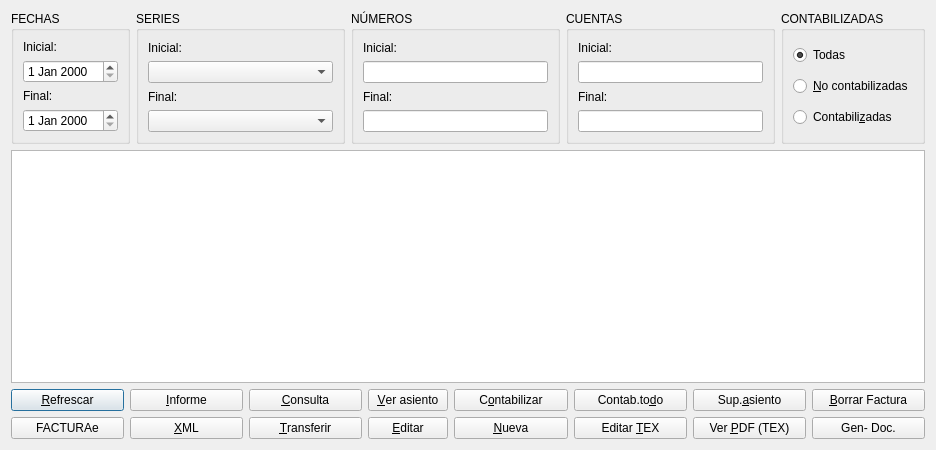
Above: factur/facturas.ui from DIBOSAJM/keme before the change. Below: the same form after it.
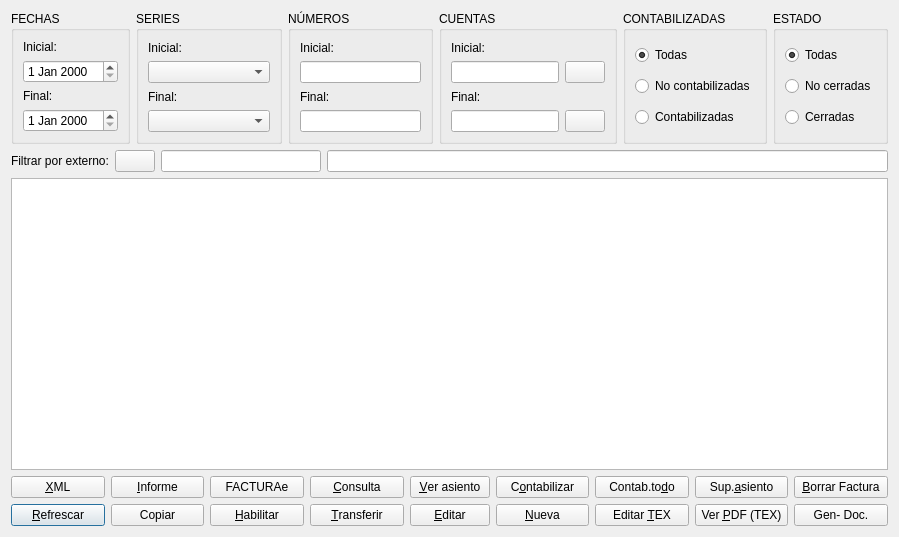
That is the form after the change. Icons and pictures are not drawn.

```diff
--- a/factur/facturas.ui
+++ b/factur/facturas.ui
@@ -6,8 +6,8 @@
    <rect>
     <x>0</x>
     <y>0</y>
-    <width>936</width>
-    <height>450</height>
+    <width>899</width>
+    <height>537</height>
    </rect>
   </property>
   <property name="windowTitle">
@@ -119,6 +119,12 @@
      </item>
      <item>
       <widget class="QGroupBox" name="groupBox_4">
+       <property name="minimumSize">
+        <size>
+         <width>0</width>
+         <height>0</height>
+        </size>
+       </property>
        <property name="title">
         <string>CUENTAS</string>
        </property>
@@ -131,7 +137,25 @@
          </widget>
         </item>
         <item>
-         <widget class="QLineEdit" name="cuentainilineEdit"/>
+         <layout class="QHBoxLayout" name="horizontalLayout_3">
+          <item>
+           <widget class="QLineEdit" name="cuentainilineEdit"/>
+          </item>
+          <item>
+           <widget class="QPushButton" name="cuenta_inicial_pushButton_2">
+            <property name="toolTip">
+             <string>Buscar externo</string>
+            </property>
+            <property name="text">
+             <string/>
+            </property>
+            <property name="icon">
+             <iconset resource="../keme.qrc">
+              <normaloff>:/iconos/graf/xmag.png</normaloff>:/iconos/graf/xmag.png</iconset>
+            </property>
+           </widget>
+          </item>
+         </layout>
         </item>
         <item>
          <widget class="QLabel" name="label_8">
@@ -141,7 +165,25 @@
          </widget>
         </item>
         <item>
-         <widget class="QLineEdit" name="cuentafinlineEdit"/>
+         <layout class="QHBoxLayout" name="horizontalLayout_4">
+          <item>
+           <widget class="QLineEdit" name="cuentafinlineEdit"/>
+          </item>
+          <item>
+           <widget class="QPushButton" name="cuenta_final_pushButton">
+            <property name="toolTip">
+             <string>Buscar externo</string>
+            </property>
+            <property name="text">
+             <string/>
+            </property>
+            <property name="icon">
+             <iconset resource="../keme.qrc">
+              <normaloff>:/iconos/graf/xmag.png</normaloff>:/iconos/graf/xmag.png</iconset>
+            </property>
+           </widget>
+          </item>
+         </layout>
         </item>
        </layout>
       </widget>
@@ -165,18 +207,93 @@
         <item>
          <widget class="QRadioButton" name="nocontaradioButton">
           <property name="text">
-           <string>&amp;No contabilizadas</string>
+           <string>No contabilizadas</string>
           </property>
          </widget>
         </item>
         <item>
          <widget class="QRadioButton" name="contaradioButton">
           <property name="text">
-           <string>Contabili&amp;zadas</string>
+           <string>Contabilizadas</string>
           </property>
          </widget>
         </item>
        </layout>
+      </widget>
+     </item>
+     <item>
+      <widget class="QGroupBox" name="estado_groupBox">
+       <property name="title">
+        <string>ESTADO</string>
+       </property>
+       <layout class="QVBoxLayout" name="verticalLayout_7">
+        <item>
+         <widget class="QRadioButton" name="estado_todas_radioButton">
+          <property name="text">
+           <string>Todas</string>
+          </property>
+          <property name="checked">
+           <bool>true</bool>
+          </property>
+         </widget>
+        </item>
+        <item>
+         <widget class="QRadioButton" name="no_cerradas_radioButton">
+          <property name="text">
+           <string>No cerradas</string>
+          </property>
+         </widget>
+        </item>
+        <item>
+         <widget class="QRadioButton" name="cerradas_radioButton">
+          <property name="text">
+           <string>Cerradas</string>
+          </property>
+         </widget>
+        </item>
+       </layout>
+      </widget>
+     </item>
+    </layout>
+   </item>
+   <item>
+    <layout class="QHBoxLayout" name="horizontalLayout_2">
+     <item>
+      <widget class="QLabel" name="label_9">
+       <property name="text">
+        <string>Filtrar por externo:</string>
+       </property>
+      </widget>
+     </item>
+     <item>
+      <widget class="QPushButton" name="busca_externo_pushButton">
+       <property name="toolTip">
+        <string>Buscar externo</string>
+       </property>
+       <property name="text">
+        <string/>
+       </property>
+       <property name="icon">
+        <iconset resource="../keme.qrc">
+         <normaloff>:/iconos/graf/xmag.png</normaloff>:/iconos/graf/xmag.png</iconset>
+       </property>
+      </widget>
+     </item>
+     <item>
+      <widget class="QLineEdit" name="externo_lineEdit">
+       <property name="maximumSize">
+        <size>
+         <width>160</width>
+         <height>16777215</height>
+        </size>
+       </property>
+      </widget>
+     </item>
+     <item>
+      <widget class="QLineEdit" name="descrip_externo_lineEdit">
+       <property name="readOnly">
+        <bool>true</bool>
+       </property>
       </widget>
      </item>
     </layout>
@@ -186,21 +303,7 @@
    </item>
    <item>
     <layout class="QGridLayout" name="gridLayout">
-     <item row="0" column="0">
-      <widget class="QPushButton" name="refrescarpushButton">
-       <property name="text">
-        <string>&amp;Refrescar</string>
-       </property>
-       <property name="icon">
-        <iconset resource="../keme.qrc">
-         <normaloff>:/iconos/graf/refresh.xpm</normaloff>:/iconos/graf/refresh.xpm</iconset>
-       </property>
-       <property name="default">
-        <bool>true</bool>
-       </property>
-      </widget>
-     </item>
-     <item row="0" column="1">
+     <item row="0" column="2">
       <widget class="QPushButton" name="informepushButton">
        <property name="text">
         <string>&amp;Informe</string>
@@ -211,10 +314,10 @@
        </property>
       </widget>
      </item>
-     <item row="0" column="2">
-      <widget class="QPushButton" name="consultapushButton">
+     <item row="1" column="4">
+      <widget class="QPushButton" name="transferirpushButton">
        <property name="text">
-        <string>&amp;Consulta</string>
+        <string>&amp;Transferir</string>
        </property>
        <property name="icon">
         <iconset resource="../keme.qrc">
@@ -222,7 +325,29 @@
        </property>
       </widget>
      </item>
-     <item row="0" column="3">
+     <item row="0" column="8">
+      <widget class="QPushButton" name="borra_asientopushButton">
+       <property name="text">
+        <string>Sup.&amp;asiento</string>
+       </property>
+       <property name="icon">
+        <iconset resource="../keme.qrc">
+         <normaloff>:/iconos/graf/borraelem.png</normaloff>:/iconos/graf/borraelem.png</iconset>
+       </property>
+      </widget>
+     </item>
+     <item row="1" column="9">
+      <widget class="QPushButton" name="imp_documento_pushButton">
+       <property name="text">
+        <string>Gen- Doc.</string>
+       </property>
+       <property name="icon">
+        <iconset resource="../keme.qrc">
+         <normaloff>:/iconos/graf/printer.png</normaloff>:/iconos/graf/printer.png</iconset>
+       </property>
+      </widget>
+     </item>
+     <item row="0" column="5">
       <widget class="QPushButton" name="verasientopushButton">
        <property name="sizePolicy">
         <sizepolicy hsizetype="Fixed" vsizetype="Fixed">
@@ -239,7 +364,18 @@
        </property>
       </widget>
      </item>
-     <item row="0" column="4">
+     <item row="1" column="7">
+      <widget class="QPushButton" name="edtexpushButton">
+       <property name="text">
+        <string>Editar &amp;TEX</string>
+       </property>
+       <property name="icon">
+        <iconset resource="../keme.qrc">
+         <normaloff>:/iconos/graf/tex.png</normaloff>:/iconos/graf/tex.png</iconset>
+       </property>
+      </widget>
+     </item>
+     <item row="0" column="6">
       <widget class="QPushButton" name="contabilizarpushButton">
        <property name="text">
         <string>C&amp;ontabilizar</string>
@@ -250,40 +386,7 @@
        </property>
       </widget>
      </item>
-     <item row="0" column="5">
-      <widget class="QPushButton" name="conttodopushButton">
-       <property name="text">
-        <string>Contab.to&amp;do</string>
-       </property>
-       <property name="icon">
-        <iconset resource="../keme.qrc">
-         <normaloff>:/iconos/graf/run-build.png</normaloff>:/iconos/graf/run-build.png</iconset>
-       </property>
-      </widget>
-     </item>
-     <item row="0" column="6">
-      <widget class="QPushButton" name="borra_asientopushButton">
-       <property name="text">
-        <string>Sup.&amp;asiento</string>
-       </property>
-       <property name="icon">
-        <iconset resource="../keme.qrc">
-         <normaloff>:/iconos/graf/borraelem.png</normaloff>:/iconos/graf/borraelem.png</iconset>
-       </property>
-      </widget>
-     </item>
-     <item row="0" column="7">
-      <widget class="QPushButton" name="borrarpushButton">
-       <property name="text">
-        <string>&amp;Borrar Factura</string>
-       </property>
-       <property name="icon">
-        <iconset resource="../keme.qrc">
-         <normaloff>:/iconos/graf/borrar.png</normaloff>:/iconos/graf/borrar.png</iconset>
-       </property>
-      </widget>
-     </item>
-     <item row="1" column="0">
+     <item row="0" column="3">
       <widget class="QPushButton" name="facturae_pushButton">
        <property name="text">
         <string>FACTURAe</string>
@@ -294,29 +397,7 @@
        </property>
       </widget>
      </item>
-     <item row="1" column="1">
-      <widget class="QPushButton" name="xmlpushButton">
-       <property name="text">
-        <string>&amp;XML</string>
-       </property>
-       <property name="icon">
-        <iconset resource="../keme.qrc">
-         <normaloff>:/iconos/graf/XML.png</normaloff>:/iconos/graf/XML.png</iconset>
-       </property>
-      </widget>
-     </item>
-     <item row="1" column="2">
-      <widget class="QPushButton" name="transferirpushButton">
-       <property name="text">
-        <string>&amp;Transferir</string>
-       </property>
-       <property name="icon">
-        <iconset resource="../keme.qrc">
-         <normaloff>:/iconos/graf/despues.png</normaloff>:/iconos/graf/despues.png</iconset>
-       </property>
-      </widget>
-     </item>
-     <item row="1" column="3">
+     <item row="1" column="5">
       <widget class="QPushButton" name="editarpushButton">
        <property name="text">
         <string>&amp;Editar</string>
@@ -327,10 +408,10 @@
        </property>
       </widget>
      </item>
-     <item row="1" column="4">
-      <widget class="QPushButton" name="nuevapushButton">
+     <item row="0" column="9">
+      <widget class="QPushButton" name="borrarpushButton">
        <property name="text">
-        <string>&amp;Nueva</string>
+        <string>&amp;Borrar Factura</string>
        </property>
        <property name="icon">
         <iconset resource="../keme.qrc">
@@ -338,18 +419,7 @@
        </property>
       </widget>
      </item>
-     <item row="1" column="5">
-      <widget class="QPushButton" name="edtexpushButton">
-       <property name="text">
-        <string>Editar &amp;TEX</string>
-       </property>
-       <property name="icon">
-        <iconset resource="../keme.qrc">
-         <normaloff>:/iconos/graf/tex.png</normaloff>:/iconos/graf/tex.png</iconset>
-       </property>
-      </widget>
-     </item>
-     <item row="1" column="6">
+     <item row="1" column="8">
       <widget class="QPushButton" name="imprimirpushButton">
        <property name="text">
         <string>Ver &amp;PDF (TEX)</string>
@@ -360,14 +430,83 @@
        </property>
       </widget>
      </item>
-     <item row="1" column="7">
-      <widget class="QPushButton" name="imp_documento_pushButton">
+     <item row="0" column="4">
+      <widget class="QPushButton" name="consultapushButton">
        <property name="text">
-        <string>Gen- Doc.</string>
+        <string>&amp;Consulta</string>
        </property>
        <property name="icon">
         <iconset resource="../keme.qrc">
-         <normaloff>:/iconos/graf/printer.png</normaloff>:/iconos/graf/printer.png</iconset>
+         <normaloff>:/iconos/graf/xmag.png</normaloff>:/iconos/graf/xmag.png</iconset>
+       </property>
+      </widget>
+     </item>
+     <item row="1" column="6">
+      <widget class="QPushButton" name="nuevapushButton">
+       <property name="text">
+        <string>&amp;Nueva</string>
+       </property>
+       <property name="icon">
+        <iconset resource="../keme.qrc">
+         <normaloff>:/iconos/graf/Files-New-File-icon.png</normaloff>:/iconos/graf/Files-New-File-icon.png</iconset>
+       </property>
+      </widget>
+     </item>
+     <item row="1" column="3">
+      <widget class="QPushButton" name="habilitar_doc_pushButton">
+       <property name="text">
+        <string>&amp;Habilitar</string>
+       </property>
+       <property name="icon">
+        <iconset resource="../keme.qrc">
+         <normaloff>:/iconos/graf/fileopen.png</normaloff>:/iconos/graf/fileopen.png</iconset>
+       </property>
+      </widget>
+     </item>
+     <item row="1" column="0">
+      <widget class="QPushButton" name="refrescarpushButton">
+       <property name="text">
+        <string>&amp;Refrescar</string>
+       </property>
+       <property name="icon">
+        <iconset resource="../keme.qrc">
+         <normaloff>:/iconos/graf/refresh.xpm</normaloff>:/iconos/graf/refresh.xpm</iconset>
+       </property>
+       <property name="default">
+        <bool>true</bool>
+       </property>
+      </widget>
+     </item>
+     <item row="0" column="7">
+      <widget class="QPushButton" name="conttodopushButton">
+       <property name="text">
+        <string>Contab.to&amp;do</string>
+       </property>
+       <property name="icon">
+        <iconset resource="../keme.qrc">
+         <normaloff>:/iconos/graf/run-build.png</normaloff>:/iconos/graf/run-build.png</iconset>
+       </property>
+      </widget>
+     </item>
+     <item row="0" column="0">
+      <widget class="QPushButton" name="xmlpushButton">
+       <property name="text">
+        <string>&amp;XML</string>
+       </property>
+       <property name="icon">
+        <iconset resource="../keme.qrc">
+         <normaloff>:/iconos/graf/XML.png</normaloff>:/iconos/graf/XML.png</iconset>
+       </property>
+      </widget>
+     </item>
+     <item row="1" column="2">
+      <widget class="QPushButton" name="copia_informe_pushButton">
+       <property name="text">
+        <string>Copiar</string>
+       </property>
+       <property name="icon">
+        <iconset resource="../keme.qrc">
+         <normaloff>:/iconos/graf/copiar.png</normaloff>:/iconos/graf/copiar.png</iconset>
        </property>
       </widget>
      </item>
```
Left out of the diff: 7 changed lines with no effect on the pictures.
